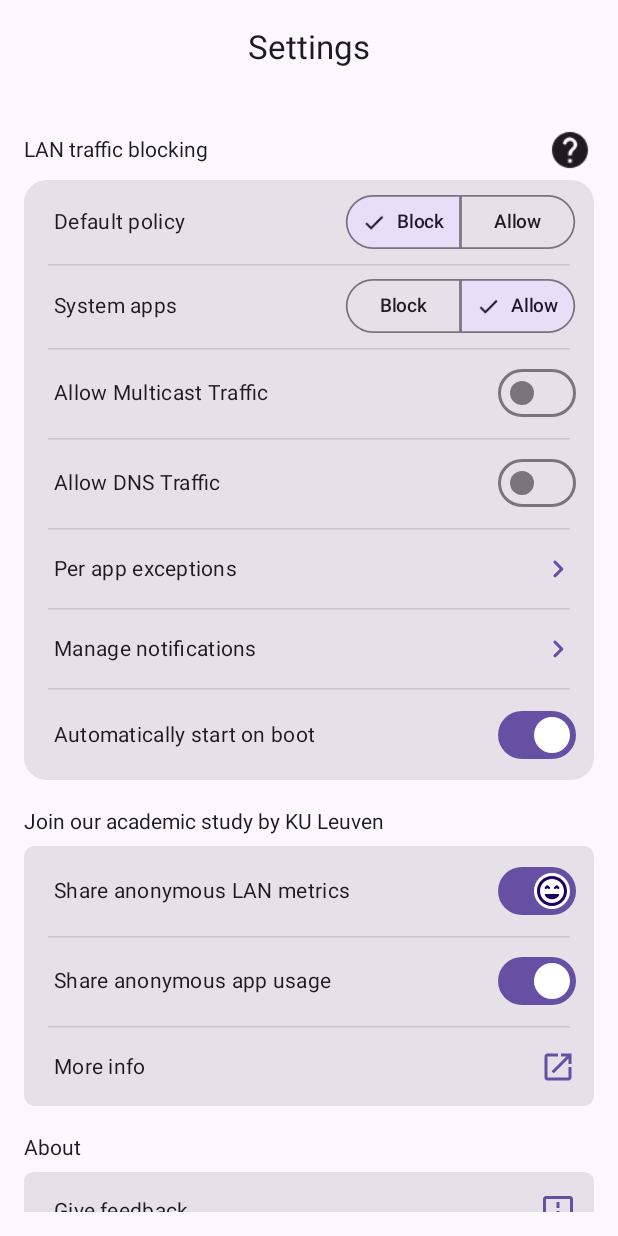
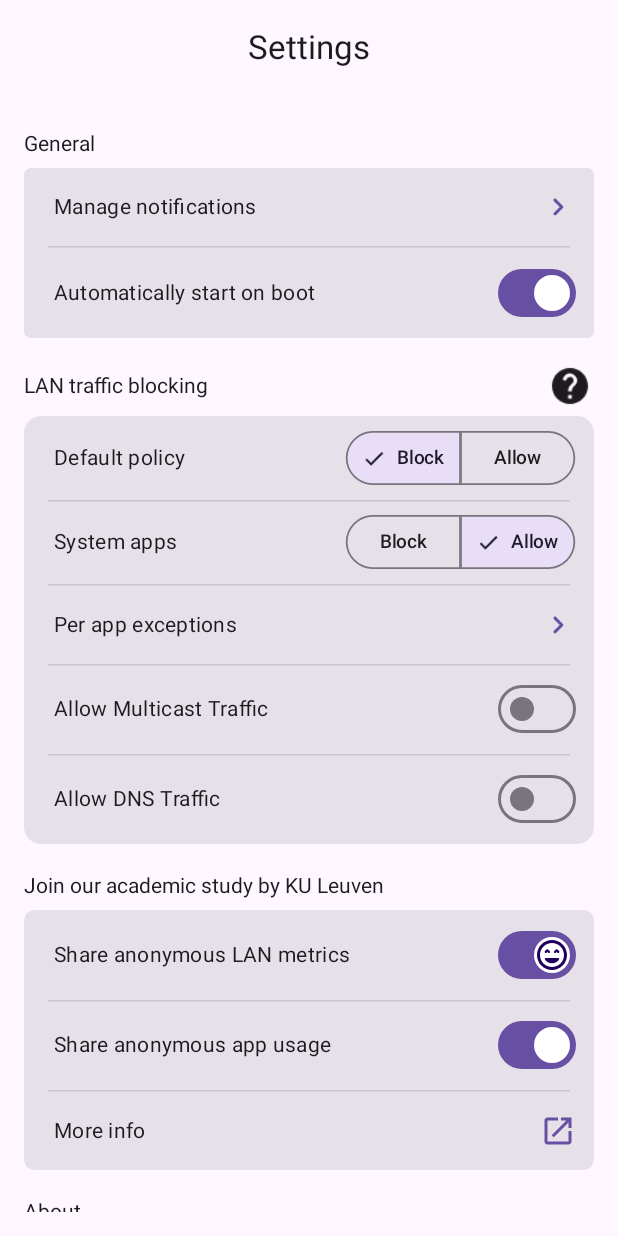
Before and after one commit to DistriNet/LANShield, an Android app built with Jetpack Compose: the @Preview function SettingsScreenPreview, on a phone screen of 412 x 824 dp. Run offline under Robolectric (Android 15) with nearby library versions, the phone set to English and light mode, and no system bars.

Commit message:
Restructure settings screen

```diff
--- a/app/src/main/java/org/distrinet/lanshield/ui/settings/SettingsScreen.kt
+++ b/app/src/main/java/org/distrinet/lanshield/ui/settings/SettingsScreen.kt
@@ -458,7 +458,21 @@ internal fun SettingsScreen(
             }
 
             SettingsGroup(
-                name = R.string.lan_traffic_blocking,
+                name = R.string.general) {
+                SettingsClickableComp(
+                    name = R.string.manage_notifications,
+                    icon = LANShieldIcons.ChevronRight,
+                    iconDesc = R.string.manage_notifications,
+                    onClick = { startActivity(context, manageNotificationsIntent, null) }
+                )
+                HorizontalDivider(modifier = Modifier.padding(horizontal = 16.dp))
+                SettingsSwitchComp(
+                    name = R.string.automatically_start_on_boot,
+                    isChecked = isAutoStartEnabled,
+                    onCheckedChange = onChangeAutoStart,
+                )
+            }
+            SettingsGroup(name = R.string.lan_traffic_blocking,
                 showMoreInfo = true,
                 onMoreInfoClick = { showLanBlockingMoreInfoDialog = true }) {
                 SettingsPolicy(
@@ -474,6 +488,13 @@ internal fun SettingsScreen(
                         onChangePolicy = onChangeSystemAppsPolicy
                     )
                 }
+                HorizontalDivider(modifier = Modifier.padding(horizontal = 16.dp))
+                SettingsClickableComp(
+                    name = R.string.per_app_exceptions,
+                    icon = LANShieldIcons.ChevronRight,
+                    iconDesc = R.string.per_app_exceptions,
+                    onClick = navigateToPerAppExceptions
+                )
                 AnimatedVisibility(visible = defaultPolicy == Policy.BLOCK) {
                     HorizontalDivider(modifier = Modifier.padding(horizontal = 16.dp))
                     SettingsSwitchComp(
@@ -506,26 +527,6 @@ internal fun SettingsScreen(
                         onCheckedChange = onChangeDnsNot
                     )
                 }
-                HorizontalDivider(modifier = Modifier.padding(horizontal = 16.dp))
-                SettingsClickableComp(
-                    name = R.string.per_app_exceptions,
-                    icon = LANShieldIcons.ChevronRight,
-                    iconDesc = R.string.per_app_exceptions,
-                    onClick = navigateToPerAppExceptions
-                )
-                HorizontalDivider(modifier = Modifier.padding(horizontal = 16.dp))
-                SettingsClickableComp(
-                    name = R.string.manage_notifications,
-                    icon = LANShieldIcons.ChevronRight,
-                    iconDesc = R.string.manage_notifications,
-                    onClick = { startActivity(context, manageNotificationsIntent, null) }
-                )
-                HorizontalDivider(modifier = Modifier.padding(horizontal = 16.dp))
-                SettingsSwitchComp(
-                    name = R.string.automatically_start_on_boot,
-                    isChecked = isAutoStartEnabled,
-                    onCheckedChange = onChangeAutoStart,
-                )
             }
             SettingsGroup(name = R.string.join_our_academic_study_by_ku_leuven) {
                 var icon: ImageVector? = null
--- a/app/src/main/res/values/strings.xml
+++ b/app/src/main/res/values/strings.xml
@@ -54,7 +54,7 @@
     <string name="join_our_academic_study_by_ku_leuven">Join our academic study by KU Leuven</string>
     <string name="lan_traffic">LAN Traffic</string>
     <string name="lan_traffic_blocking">LAN traffic blocking</string>
-    <string name="lan_traffic_blocking_info">Here you can configure how LANShield should block or allow LAN traffic. In the \'Per app exceptions\' page, you can set rules for every individual app on your device. If no rule is set, the \'Default policy\' is applied. LANShield also allows you to block LAN access of system apps. We advice against doing so, since this might break some functionality.</string>
+    <string name="lan_traffic_blocking_info">Here you can configure how LANShield should block or allow LAN traffic. In the \'Per app exceptions\' page, you can set rules for every individual app on your device. If no rule is set, the \'Default policy\' is applied. We advice against blocking system apps, since this might break some functionality.</string>
     <string name="lan_traffic_from_with_package_name">LAN traffic from %1$s</string>
     <string name="lan_traffic_info">Here you can see an overview of all apps that have sent or received LAN traffic. In some cases, LANShield is not able to detect which app caused certain packets to be sent; these are categorized under \'Unknown\'.</string>
     <string name="lanshield_enabled">LANShield enabled</string>
@@ -108,4 +108,6 @@
     <string name="vpn_permission_request">VPN permission request</string>
     <string name="you_re_all_set">You\'re all set!</string>
     <string name="export">Export LAN Traffic</string>
+    <string name="advanced">Advanced</string>
+    <string name="general">General</string>
 </resources>
```
